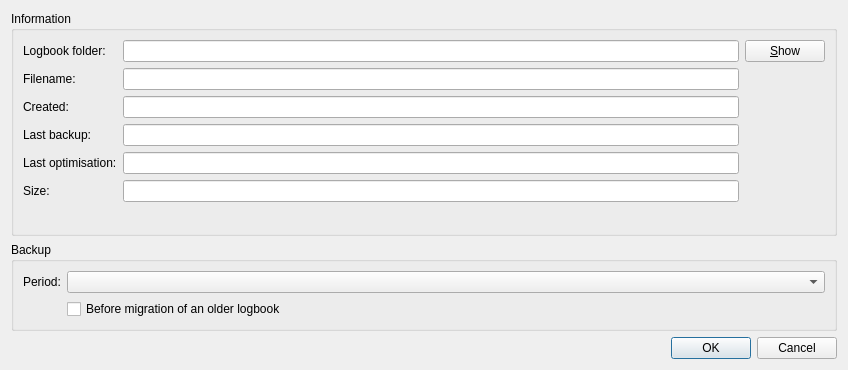
Before: the Qt Designer form src/UserInterface/src/Dialog/LogbookSettingsDialog.ui in till213/SkyDolly, drawn with Qt 5.
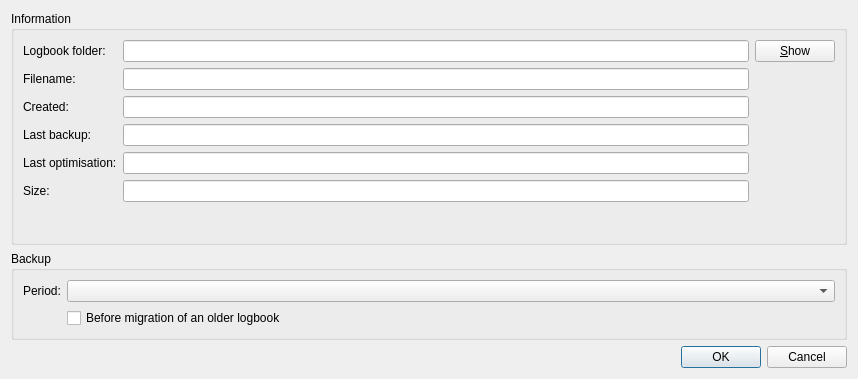
After: the same form once the commit is applied. Custom widgets are drawn as their Qt base class.

```diff
--- a/src/UserInterface/src/Dialog/LogbookSettingsDialog.ui
+++ b/src/UserInterface/src/Dialog/LogbookSettingsDialog.ui
@@ -6,8 +6,8 @@
    <rect>
     <x>0</x>
     <y>0</y>
-    <width>848</width>
-    <height>370</height>
+    <width>858</width>
+    <height>379</height>
    </rect>
   </property>
   <property name="windowTitle">
```
Left out of the diff: 2 changed lines with no effect on the pictures.
